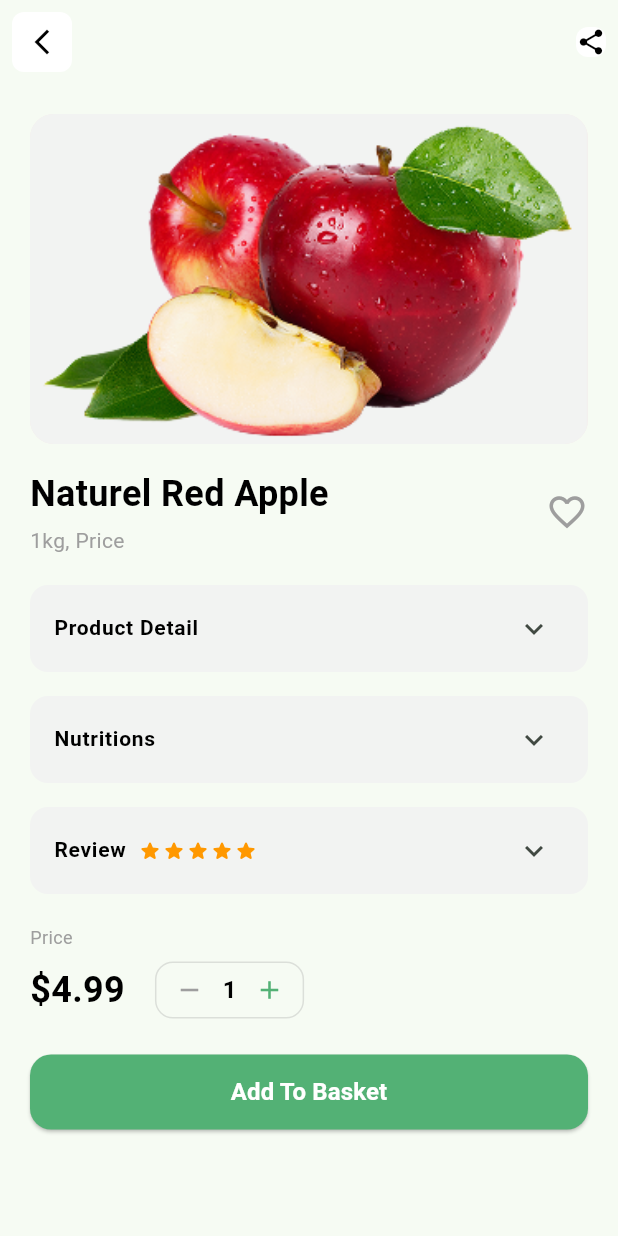
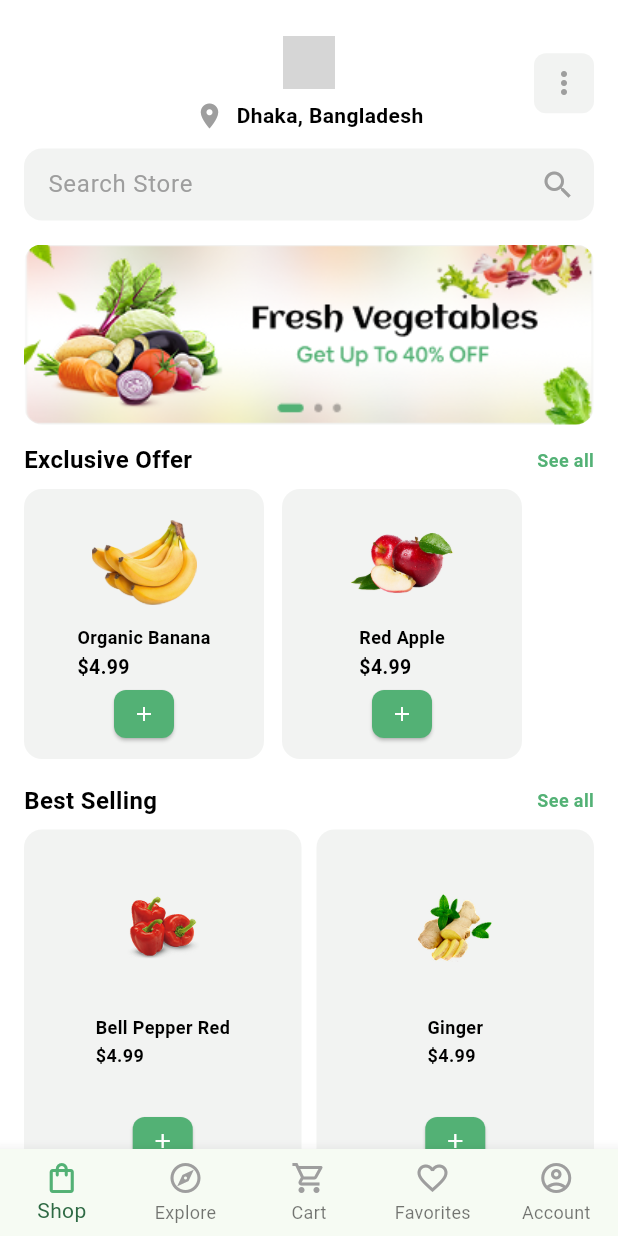
Before and after one commit to tphuongin/first-flutter-lab, a Flutter app: the screen it shows after launch, after a tap on "Log In", on a phone screen of 412 x 824 dp. Run offline on Flutter 3.47's test engine with Material 3 defaults, Android fonts, the light colour scheme and no system bars; grey boxes are pictures that could not be loaded.

Commit message:
feat: creat Home screen

```diff
--- a/lib/main.dart
+++ b/lib/main.dart
@@ -2,6 +2,7 @@ import 'package:flutter/material.dart';
 import 'screens/login_screen.dart';
 import 'screens/sign_up_screen.dart';
 import 'screens/product_detail_screen.dart';
+import 'screens/home_screen.dart';
 
 void main() {
   runApp(const MyApp());
@@ -22,6 +23,7 @@ class MyApp extends StatelessWidget {
       routes: {
         '/login': (context) => const LoginScreen(),
         '/signup': (context) => const SignUpScreen(),
+        '/home': (context) => const HomeScreen(),
         '/product-detail': (context) => const ProductDetailScreen(),
       },
     );
--- /dev/null
+++ b/lib/screens/home_screen.dart
@@ -0,0 +1,479 @@
+import 'package:flutter/material.dart';
+
+class HomeScreen extends StatefulWidget {
+  const HomeScreen({super.key});
+
+  @override
+  State<HomeScreen> createState() => _HomeScreenState();
+}
+
+class _HomeScreenState extends State<HomeScreen> {
+  int _selectedIndex = 0;
+
+  final List<Map<String, dynamic>> exclusiveProducts = [
+    {
+      'name': 'Organic Banana',
+      'price': 4.99,
+      'image': 'assets/images/products/banana.png',
+    },
+    {
+      'name': 'Red Apple',
+      'price': 4.99,
+      'image': 'assets/images/products/apple.png',
+    },
+  ];
+
+  final List<Map<String, dynamic>> bestSellingProducts = [
+    {
+      'name': 'Bell Pepper Red',
+      'price': 4.99,
+      'image': 'assets/images/products/pepper.png',
+    },
+    {
+      'name': 'Ginger',
+      'price': 4.99,
+      'image': 'assets/images/products/ginger.png',
+    },
+  ];
+
+  final List<Map<String, dynamic>> groceriesProducts = [
+    {'name': 'Pulses', 'image': 'assets/images/products/pulses.png'},
+    {'name': 'Rice', 'image': 'assets/images/products/rice.png'},
+    {
+      'name': 'Beef Bone',
+      'price': 4.99,
+      'image': 'assets/images/products/beef.png',
+    },
+    {
+      'name': 'Broiler Chicken',
+      'price': 4.99,
+      'image': 'assets/images/products/chicken.png',
+    },
+  ];
+
+  @override
+  Widget build(BuildContext context) {
+    return Scaffold(
+      backgroundColor: Colors.white,
+      body: SingleChildScrollView(
+        child: Padding(
+          padding: const EdgeInsets.symmetric(horizontal: 16.0, vertical: 12.0),
+          child: Column(
+            crossAxisAlignment: CrossAxisAlignment.start,
+            children: [
+              const SizedBox(height: 12),
+              // Header with Location and Search
+              Row(
+                mainAxisAlignment: MainAxisAlignment.spaceBetween,
+                children: [
+                  const SizedBox(width: 40),
+                  Center(
+                    child: Column(
+                      children: [
+                        Image.asset(
+                          'assets/images/carrot.png',
+                          width: 35,
+                          height: 35,
+                          fit: BoxFit.contain,
+                        ),
+                        const SizedBox(height: 8),
+                        Row(
+                          mainAxisSize: MainAxisSize.min,
+                          children: [
+                            const Icon(
+                              Icons.location_on,
+                              color: Colors.grey,
+                              size: 20,
+                            ),
+                            const SizedBox(width: 8),
+                            const Text(
+                              'Dhaka, Bangladesh',
+                              style: TextStyle(
+                                fontSize: 14,
+                                fontWeight: FontWeight.w600,
+                                color: Colors.black,
+                              ),
+                            ),
+                          ],
+                        ),
+                      ],
+                    ),
+                  ),
+                  Container(
+                    width: 40,
+                    height: 40,
+                    decoration: BoxDecoration(
+                      color: const Color(0xFFF2F3F2),
+                      borderRadius: BorderRadius.circular(8),
+                    ),
+                    child: const Icon(Icons.more_vert, color: Colors.grey),
+                  ),
+                ],
+              ),
+              const SizedBox(height: 12),
+
+              Container(
+                width: double.infinity,
+                decoration: BoxDecoration(
+                  color: const Color(0xFFF2F3F2),
+                  borderRadius: BorderRadius.circular(12),
+                ),
+                child: TextField(
+                  decoration: InputDecoration(
+                    hintText: 'Search Store',
+                    hintStyle: const TextStyle(color: Colors.grey),
+                    border: InputBorder.none,
+                    contentPadding: const EdgeInsets.symmetric(
+                      horizontal: 16,
+                      vertical: 12,
+                    ),
+                    suffixIcon: const Icon(Icons.search, color: Colors.grey),
+                  ),
+                ),
+              ),
+              const SizedBox(height: 16),
+
+              _buildBannerSection('Fresh Vegetables', 'See all'),
+              const SizedBox(height: 12),
+
+              _buildSectionHeader('Exclusive Offer', 'See all'),
+              const SizedBox(height: 8),
+              SizedBox(
+                height: 180,
+                child: ListView.separated(
+                  scrollDirection: Axis.horizontal,
+                  itemCount: exclusiveProducts.length,
+                  separatorBuilder: (context, index) =>
+                      const SizedBox(width: 12),
+                  itemBuilder: (context, index) {
+                    final product = exclusiveProducts[index];
+                    return _buildProductCard(
+                      product['name'],
+                      product['price'],
+                      product['image'],
+                    );
+                  },
+                ),
+              ),
+              const SizedBox(height: 16),
+
+              _buildSectionHeader('Best Selling', 'See all'),
+              const SizedBox(height: 8),
+              GridView.builder(
+                shrinkWrap: true,
+                physics: const NeverScrollableScrollPhysics(),
+                gridDelegate: const SliverGridDelegateWithFixedCrossAxisCount(
+                  crossAxisCount: 2,
+                  mainAxisSpacing: 10,
+                  crossAxisSpacing: 10,
+                  childAspectRatio: 0.7,
+                ),
+                itemCount: bestSellingProducts.length,
+                itemBuilder: (context, index) {
+                  final product = bestSellingProducts[index];
+                  return _buildGridProductCard(
+                    product['name'],
+                    product['price'],
+                    product['image'],
+                  );
+                },
+              ),
+              const SizedBox(height: 16),
+
+              _buildSectionHeader('Groceries', 'See all'),
+              const SizedBox(height: 8),
+              SizedBox(
+                height: 180,
+                child: ListView.separated(
+                  scrollDirection: Axis.horizontal,
+                  itemCount: 2,
+                  separatorBuilder: (context, index) =>
+                      const SizedBox(width: 12),
+                  itemBuilder: (context, index) {
+                    final product = groceriesProducts[index];
+                    return _buildProductCard(
+                      product['name'],
+                      product.containsKey('price') ? product['price'] : 0.0,
+                      product['image'],
+                    );
+                  },
+                ),
+              ),
+              const SizedBox(height: 16),
+
+              GridView.builder(
+                shrinkWrap: true,
+                physics: const NeverScrollableScrollPhysics(),
+                gridDelegate: const SliverGridDelegateWithFixedCrossAxisCount(
+                  crossAxisCount: 2,
+                  mainAxisSpacing: 10,
+                  crossAxisSpacing: 10,
+                  childAspectRatio: 0.7,
+                ),
+                itemCount: 2,
+                itemBuilder: (context, index) {
+                  final product = groceriesProducts[index + 2];
+                  return _buildGridProductCard(
+                    product['name'],
+                    product['price'],
+                    product['image'],
+                  );
+                },
+              ),
+              const SizedBox(height: 20),
+            ],
+          ),
+        ),
+      ),
+
+      bottomNavigationBar: BottomNavigationBar(
+        currentIndex: _selectedIndex,
+        onTap: (index) {
+          setState(() {
+            _selectedIndex = index;
+          });
+        },
+        type: BottomNavigationBarType.fixed,
+        items: [
+          BottomNavigationBarItem(
+            icon: Icon(
+              Icons.shopping_bag_outlined,
+              color: _selectedIndex == 0
+                  ? const Color(0xFF53B175)
+                  : Colors.grey,
+            ),
+            label: 'Shop',
+          ),
+          BottomNavigationBarItem(
+            icon: Icon(
+              Icons.explore_outlined,
+              color: _selectedIndex == 1
+                  ? const Color(0xFF53B175)
+                  : Colors.grey,
+            ),
+            label: 'Explore',
+          ),
+          BottomNavigationBarItem(
+            icon: Icon(
+              Icons.shopping_cart_outlined,
+              color: _selectedIndex == 2
+                  ? const Color(0xFF53B175)
+                  : Colors.grey,
+            ),
+            label: 'Cart',
+          ),
+          BottomNavigationBarItem(
+            icon: Icon(
+              Icons.favorite_border,
+              color: _selectedIndex == 3
+                  ? const Color(0xFF53B175)
+                  : Colors.grey,
+            ),
+            label: 'Favorites',
+          ),
+          BottomNavigationBarItem(
+            icon: Icon(
+              Icons.account_circle_outlined,
+              color: _selectedIndex == 4
+                  ? const Color(0xFF53B175)
+                  : Colors.grey,
+            ),
+            label: 'Account',
+          ),
+        ],
+      ),
+    );
+  }
+
+  Widget _buildBannerSection(String title, String actionText) {
+    return Container(
+      width: double.infinity,
+      height: 120,
+      decoration: BoxDecoration(
+        borderRadius: BorderRadius.circular(12),
+        image: const DecorationImage(
+          image: AssetImage('assets/images/home/banner.png'),
+          fit: BoxFit.cover,
+        ),
+      ),
+    );
+  }
+
+  Widget _buildSectionHeader(String title, String actionText) {
+    return Row(
+      mainAxisAlignment: MainAxisAlignment.spaceBetween,
+      children: [
+        Text(
+          title,
+          style: const TextStyle(
+            fontSize: 16,
+            fontWeight: FontWeight.w600,
+            color: Colors.black,
+          ),
+        ),
+        Text(
+          actionText,
+          style: const TextStyle(
+            fontSize: 12,
+            color: Color(0xFF53B175),
+            fontWeight: FontWeight.w600,
+          ),
+        ),
+      ],
+    );
+  }
+
+  Widget _buildProductCard(String name, double price, String imagePath) {
+    return Container(
+      width: 160,
+      decoration: BoxDecoration(
+        color: const Color(0xFFF2F3F2),
+        borderRadius: BorderRadius.circular(12),
+      ),
+      child: Column(
+        mainAxisAlignment: MainAxisAlignment.spaceEvenly,
+        children: [
+          Padding(
+            padding: const EdgeInsets.only(top: 8),
+            child: Image.asset(
+              imagePath,
+              width: 70,
+              height: 70,
+              fit: BoxFit.contain,
+              errorBuilder: (context, error, stackTrace) {
+                return Icon(
+                  Icons.image_not_supported,
+                  size: 70,
+                  color: Colors.grey.withOpacity(0.5),
+                );
+              },
+            ),
+          ),
+          Padding(
+            padding: const EdgeInsets.symmetric(horizontal: 8),
+            child: Column(
+              crossAxisAlignment: CrossAxisAlignment.start,
+              children: [
+                Text(
+                  name,
+                  maxLines: 2,
+                  overflow: TextOverflow.ellipsis,
+                  style: const TextStyle(
+                    fontSize: 12,
+                    fontWeight: FontWeight.w600,
+                    color: Colors.black,
+                  ),
+                ),
+                const SizedBox(height: 2),
+                Text(
+                  '\$$price',
+                  style: const TextStyle(
+                    fontSize: 13,
+                    fontWeight: FontWeight.w600,
+                    color: Colors.black,
+                  ),
+                ),
+              ],
+            ),
+          ),
+          Padding(
+            padding: const EdgeInsets.only(bottom: 8),
+            child: SizedBox(
+              width: 40,
+              height: 32,
+              child: ElevatedButton(
+                style: ElevatedButton.styleFrom(
+                  backgroundColor: const Color(0xFF53B175),
+                  padding: EdgeInsets.zero,
+                  shape: RoundedRectangleBorder(
+                    borderRadius: BorderRadius.circular(8),
+                  ),
+                ),
+                onPressed: () {},
+                child: const Icon(Icons.add, color: Colors.white, size: 16),
+              ),
+            ),
+          ),
+        ],
+      ),
+    );
+  }
+
+  Widget _buildGridProductCard(String name, double? price, String imagePath) {
+    return Container(
+      decoration: BoxDecoration(
+        color: const Color(0xFFF2F3F2),
+        borderRadius: BorderRadius.circular(12),
+      ),
+      child: Column(
+        mainAxisAlignment: MainAxisAlignment.spaceEvenly,
+        children: [
+          Padding(
+            padding: const EdgeInsets.only(top: 8),
+            child: Image.asset(
+              imagePath,
+              width: 50,
+              height: 50,
+              fit: BoxFit.contain,
+              errorBuilder: (context, error, stackTrace) {
+                return Icon(
+                  Icons.image_not_supported,
+                  size: 50,
+                  color: Colors.grey.withOpacity(0.5),
+                );
+              },
+            ),
+          ),
+          Padding(
+            padding: const EdgeInsets.symmetric(horizontal: 8),
+            child: Column(
+              crossAxisAlignment: CrossAxisAlignment.start,
+              children: [
+                Text(
+                  name,
+                  maxLines: 2,
+                  overflow: TextOverflow.ellipsis,
+                  style: const TextStyle(
+                    fontSize: 12,
+                    fontWeight: FontWeight.w600,
+                    color: Colors.black,
+                  ),
+                ),
+                if (price != null) ...[
+                  const SizedBox(height: 2),
+                  Text(
+                    '\$$price',
+                    style: const TextStyle(
+                      fontSize: 12,
+                      fontWeight: FontWeight.w600,
+                      color: Colors.black,
+                    ),
+                  ),
+                ],
+              ],
+            ),
+          ),
+          if (price != null)
+            Padding(
+              padding: const EdgeInsets.only(bottom: 8),
+              child: SizedBox(
+                width: 40,
+                height: 32,
+                child: ElevatedButton(
+                  style: ElevatedButton.styleFrom(
+                    backgroundColor: const Color(0xFF53B175),
+                    padding: EdgeInsets.zero,
+                    shape: RoundedRectangleBorder(
+                      borderRadius: BorderRadius.circular(8),
+                    ),
+                  ),
+                  onPressed: () {},
+                  child: const Icon(Icons.add, color: Colors.white, size: 16),
+                ),
+              ),
+            ),
+        ],
+      ),
+    );
+  }
+}
--- a/lib/screens/login_screen.dart
+++ b/lib/screens/login_screen.dart
@@ -86,8 +86,7 @@ class _LoginScreenState extends State<LoginScreen> {
                 Align(
                   alignment: Alignment.centerRight,
                   child: GestureDetector(
-                    onTap: () {
-                    },
+                    onTap: () {},
                     child: const Text(
                       'Forgot Password?',
                       style: TextStyle(
@@ -111,7 +110,7 @@ class _LoginScreenState extends State<LoginScreen> {
                       ),
                     ),
                     onPressed: () {
-                      Navigator.pushNamed(context, '/product-detail');
+                      Navigator.pushNamed(context, '/home');
                     },
                     child: const Text(
                       'Log In',
--- a/pubspec.yaml
+++ b/pubspec.yaml
@@ -59,6 +59,8 @@ flutter:
   # To add assets to your application, add an assets section, like this:
   assets:
     - assets/images/
+    - assets/images/home/
+    - assets/images/products/
 
   # An image asset can refer to one or more resolution-specific "variants", see
   # https://flutter.dev/to/resolution-aware-images
```
Also changed, not shown: assets/images/home/banner.png (added), assets/images/products/apple.png (renamed from assets/images/product_apple.png), assets/images/products/banana.png (added), assets/images/products/beef.png (added), assets/images/products/chicken.png (added), assets/images/products/ginger.png (added), assets/images/products/pepper.png (added), assets/images/products/pulses.png (added), assets/images/products/rice.png (added).
